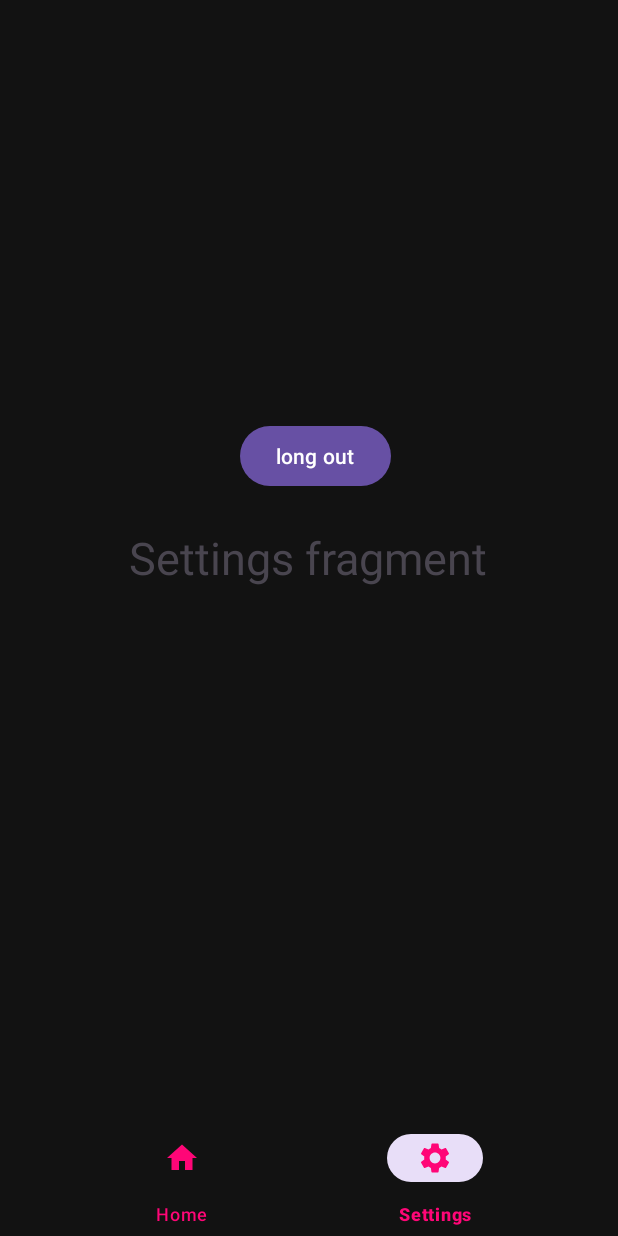
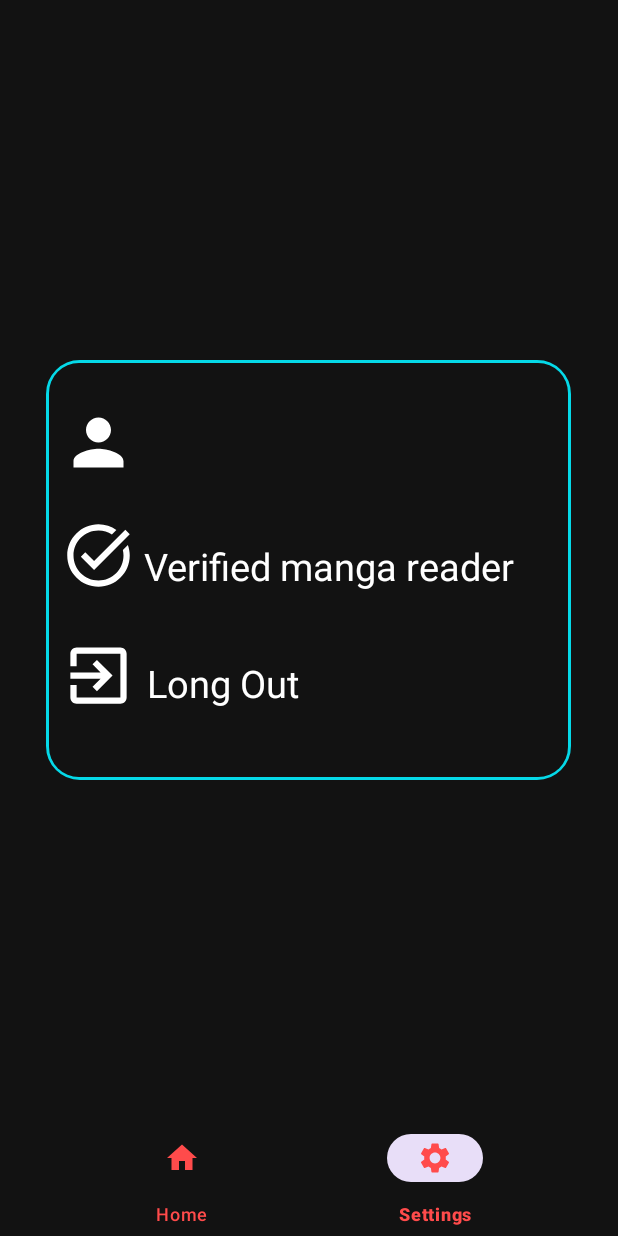
Before and after one commit to Eney997/Manga-Android-App, an Android app: the UserPage screen opened directly, with no data from a screen before it, item 2 of the bottom bar chosen, on a phone screen of 412 x 824 dp. Run offline under Robolectric (Android 15) with nearby library versions, the phone set to English and light mode, and no system bars.

Commit message:
settingFragmentDone

```diff
--- a/app/src/main/java/com/example/manga/MainActivity.java
+++ b/app/src/main/java/com/example/manga/MainActivity.java
@@ -79,7 +79,7 @@ public class MainActivity extends AppCompatActivity {
                 }else passwordError.setVisibility(View.GONE);
 
                 Intent i = new Intent(MainActivity.this,UserPage.class);
-                //intent.putExtra("input_text", userNameSet); // Passing text
+                i.putExtra("input_text", userNameSet); // Passing userName text
                 startActivity(i);
             }
         });
--- a/app/src/main/java/com/example/manga/SettingsFragment.java
+++ b/app/src/main/java/com/example/manga/SettingsFragment.java
@@ -1,29 +1,43 @@
 package com.example.manga;
 
+import static android.content.Intent.getIntent;
+
+import android.annotation.SuppressLint;
 import android.content.Intent;
 import android.os.Bundle;
 import android.view.LayoutInflater;
 import android.view.View;
 import android.view.ViewGroup;
 import android.widget.Button;
+import android.widget.ImageView;
+import android.widget.TextView;
 
 import androidx.fragment.app.Fragment;
 
 public class SettingsFragment extends Fragment {
-    Button btnLongOut;
+    private ImageView btnLongOut;
+    private TextView userName;
 
+    @SuppressLint("WrongViewCast")
     @Override
     public View onCreateView(LayoutInflater inflater, ViewGroup container,Bundle savedInstanceState) {
         // inflate the layout for this fragment
         View view = inflater.inflate(R.layout.fragment_settings, container, false);
 
         // Find the button by ID
-        btnLongOut = view.findViewById(R.id.longOut);
+        btnLongOut = view.findViewById(R.id.exitAcc);
+        userName = view.findViewById(R.id.usernameSaver);
+
+        // Retrieve the username from Bundle
+        Bundle args = getArguments();
+        String receivedText = (args != null) ? args.getString("input_text") : "Guest"; // Default "Guest" if null
+
+        // Display username in TextView
+        userName.setText(receivedText);
 
         btnLongOut.setOnClickListener(new View.OnClickListener() {
             @Override
             public void onClick(View v) {
-
                 Intent intent = new Intent(getActivity(), MainActivity.class);
                 startActivity(intent);
                 // optionally, finish the current activity if you don't want to keep the settings screen
--- a/app/src/main/java/com/example/manga/UserPage.java
+++ b/app/src/main/java/com/example/manga/UserPage.java
@@ -1,4 +1,6 @@
 package com.example.manga;
+
+import static android.content.Intent.getIntent;
 
 import android.content.Intent;
 import android.os.Bundle;
@@ -31,6 +33,10 @@ public class UserPage extends AppCompatActivity {
         bottomNavigationView = findViewById(R.id.bottomNavView);
         frameLayout = findViewById(R.id.frameLayout);
 
+        //take username input from mainActivity
+        Intent intent = getIntent();
+        String receivedText = intent.getStringExtra("input_text");
+
         // Set the default fragment
         if (savedInstanceState == null) {
             loadFragment(new HomeFragment(), true);
@@ -38,13 +44,19 @@ public class UserPage extends AppCompatActivity {
 
         bottomNavigationView.setOnNavigationItemSelectedListener(item -> {
             int itemId = item.getItemId();
+            Fragment selectedFragment;
 
-            // load the respective fragment based on the clicked item
             if (itemId == R.id.navHome) {
-                loadFragment(new HomeFragment(), false);
-            } else  {
-                loadFragment(new SettingsFragment(), false); // this fragment exists
+                selectedFragment = new HomeFragment();
+            } else {
+                // Pass username to SettingsFragment
+                selectedFragment = new SettingsFragment();
+                Bundle bundle = new Bundle();
+                bundle.putString("input_text", receivedText);
+                selectedFragment.setArguments(bundle);
             }
+
+            loadFragment(selectedFragment, false);
             return true;
         });
     }
--- /dev/null
+++ b/app/src/main/res/drawable/exit.xml
@@ -0,0 +1,12 @@
+<vector xmlns:android="http://schemas.android.com/apk/res/android"
+
+    android:autoMirrored="true"
+    android:height="24dp"
+    android:tint="#FFFFFF"
+    android:viewportHeight="24"
+    android:viewportWidth="24"
+    android:width="24dp">
+
+    <path android:fillColor="@android:color/white" android:pathData="M10.09,15.59L11.5,17l5,-5 -5,-5 -1.41,1.41L12.67,11H3v2h9.67l-2.58,2.59zM19,3H5c-1.11,0 -2,0.9 -2,2v4h2V5h14v14H5v-4H3v4c0,1.1 0.89,2 2,2h14c1.1,0 2,-0.9 2,-2V5c0,-1.1 -0.9,-2 -2,-2z"/>
+
+</vector>
--- /dev/null
+++ b/app/src/main/res/drawable/person.xml
@@ -0,0 +1,11 @@
+<vector xmlns:android="http://schemas.android.com/apk/res/android"
+
+    android:height="24dp"
+    android:tint="#FFFFFF"
+    android:viewportHeight="24"
+    android:viewportWidth="24"
+    android:width="24dp">
+
+    <path android:fillColor="@android:color/white" android:pathData="M12,12c2.21,0 4,-1.79 4,-4s-1.79,-4 -4,-4 -4,1.79 -4,4 1.79,4 4,4zM12,14c-2.67,0 -8,1.34 -8,4v2h16v-2c0,-2.66 -5.33,-4 -8,-4z"/>
+
+</vector>
--- /dev/null
+++ b/app/src/main/res/drawable/verified.xml
@@ -0,0 +1,11 @@
+<vector xmlns:android="http://schemas.android.com/apk/res/android"
+
+    android:height="24dp"
+    android:tint="#FFFFFF"
+    android:viewportHeight="24"
+    android:viewportWidth="24"
+    android:width="24dp">
+
+    <path android:fillColor="@android:color/white" android:pathData="M22,5.18L10.59,16.6l-4.24,-4.24l1.41,-1.41l2.83,2.83l10,-10L22,5.18zM19.79,10.22C19.92,10.79 20,11.39 20,12c0,4.42 -3.58,8 -8,8s-8,-3.58 -8,-8c0,-4.42 3.58,-8 8,-8c1.58,0 3.04,0.46 4.28,1.25l1.44,-1.44C16.1,2.67 14.13,2 12,2C6.48,2 2,6.48 2,12c0,5.52 4.48,10 10,10s10,-4.48 10,-10c0,-1.19 -0.22,-2.33 -0.6,-3.39L19.79,10.22z"/>
+
+</vector>
--- a/app/src/main/res/layout/activity_user_page.xml
+++ b/app/src/main/res/layout/activity_user_page.xml
@@ -20,8 +20,8 @@
         android:layout_height="wrap_content"
         app:menu="@menu/bottom_nav_menu"
         android:background="@color/darkGrey"
-        app:itemIconTint="@color/lightRed"
-        app:itemTextColor="@color/lightRed"
+        app:itemIconTint="@color/red"
+        app:itemTextColor="@color/red"
         app:itemPaddingBottom="10dp"/>
 
 </LinearLayout>
--- a/app/src/main/res/layout/fragment_settings.xml
+++ b/app/src/main/res/layout/fragment_settings.xml
@@ -6,20 +6,65 @@
     tools:context=".SettingsFragment">
 
     <!-- TODO: Update blank fragment layout -->
-    <TextView
-        android:layout_width="wrap_content"
-        android:layout_height="wrap_content"
-        android:text="Settings fragment"
-        android:layout_gravity="center"
-        android:textSize="30sp"
-        />
-    <Button
-        android:layout_width="wrap_content"
-        android:layout_height="wrap_content"
-        android:text="long out"
-        android:id="@+id/longOut"
-        android:layout_marginTop="280dp"
-        android:layout_marginLeft="160dp"
-        />
+    <FrameLayout
+        android:layout_width="350dp"
+        android:layout_height="280dp"
+        android:background="@drawable/glow"
+        android:layout_marginTop="240dp"
+        android:layout_gravity="center_horizontal"
+        tools:ignore="UselessParent">
+        <ImageView
+            android:layout_width="70dp"
+            android:layout_height="50dp"
+            android:contentDescription="@string/t8"
+            android:src="@drawable/person"
+            android:layout_marginTop="30dp"
+            />
+
+        <TextView
+            android:id="@+id/usernameSaver"
+            android:layout_width="260dp"
+            android:layout_height="34dp"
+            android:layout_marginTop="43dp"
+            android:layout_marginStart="65dp"
+            android:textSize="25sp"
+            android:textColor="@color/white"
+            />
+        <ImageView
+            android:layout_width="70dp"
+            android:layout_height="50dp"
+            android:contentDescription="@string/t7"
+            android:src="@drawable/verified"
+            android:layout_marginTop="105dp"
+            />
+        <TextView
+            android:id="@+id/verifiedMangaReader"
+            android:layout_width="260dp"
+            android:layout_height="34dp"
+            android:layout_marginTop="120dp"
+            android:layout_marginStart="65dp"
+            android:textSize="25sp"
+            android:text="@string/verifiedMangaReader"
+            android:textColor="@color/white"
+            />
+        <ImageView
+            android:id="@+id/exitAcc"
+            android:layout_width="70dp"
+            android:layout_height="50dp"
+            android:contentDescription="@string/t7"
+            android:src="@drawable/exit"
+            android:layout_marginTop="185dp"
+            />
+        <TextView
+            android:layout_width="260dp"
+            android:layout_height="34dp"
+            android:layout_marginTop="198dp"
+            android:layout_marginStart="67dp"
+            android:textSize="25sp"
+            android:text="@string/accountLongOut"
+            android:textColor="@color/white"
+            />
+
+    </FrameLayout>
 
 </FrameLayout>
--- a/app/src/main/res/values/strings.xml
+++ b/app/src/main/res/values/strings.xml
@@ -16,6 +16,12 @@
     <string name="submitButton">Submit</string>
     <string name="goBackToMainButton">Back</string>
 
+    <string name="verifiedMangaReader">Verified manga reader</string>
+    <string name="accountLongOut">Long Out</string>
+
+
+
+
     <string name="n1" />
     <string name="n2" />
     <string name="n3" />
@@ -24,6 +30,8 @@
     <string name="todo">n5</string>
     <string name="home">Home</string>
     <string name="settings">Settings</string>
+    <string name="t7">TODO</string>
+    <string name="t8">TODO</string>
 
 
 </resources>
```
